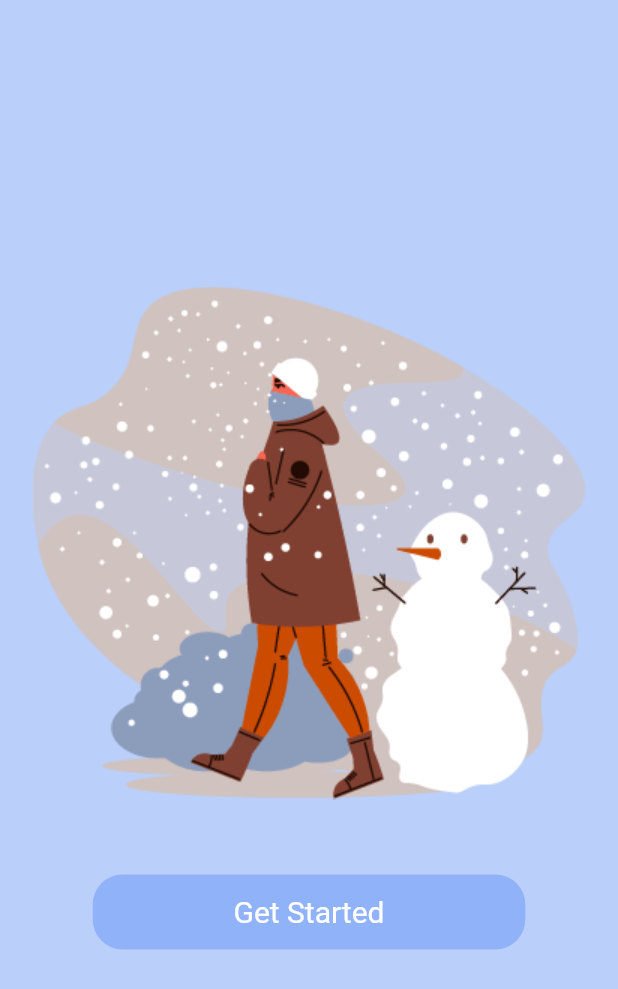
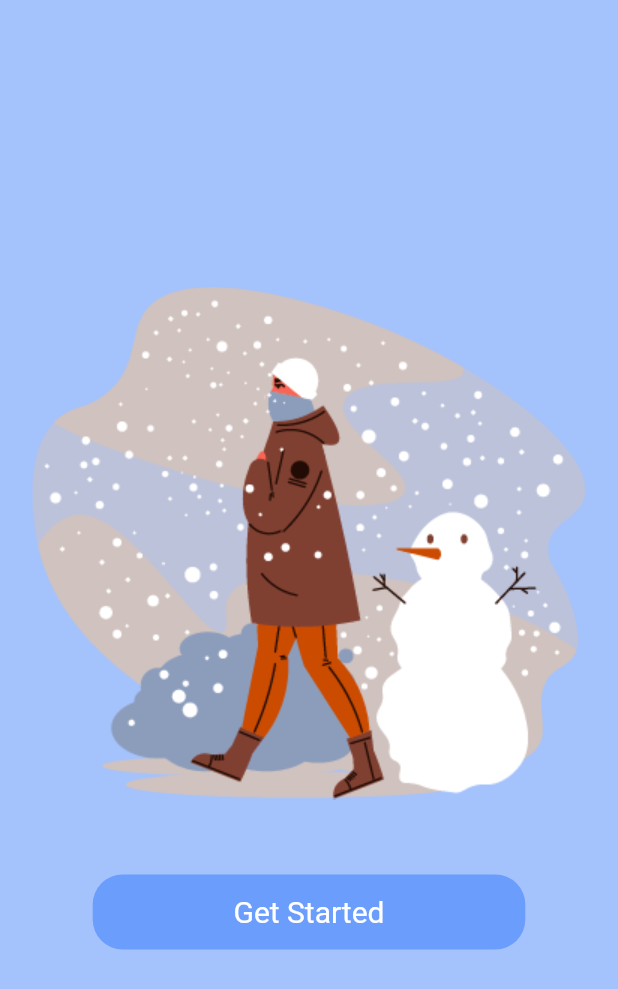
Before and after one commit to muzamil4546/weather, a Flutter app: the screen it shows after launch, on a phone screen of 412 x 824 dp. Shown: the top 989 px of the screen. Run offline on Flutter 3.47's test engine with Material 2 defaults, Android fonts, the phone set to English and light mode, and no system bars.

```diff
--- a/lib/models/constants.dart
+++ b/lib/models/constants.dart
@@ -1,6 +1,28 @@
 import 'package:flutter/material.dart';
 
 class Constants{
-  final Color primaryColor = const Color(0xff90B2F9);
-  final Color secondaryColor = const Color(0xff90B2F8);
+  final Color primaryColor = const Color(0xff6b9dfc);
+  final Color secondaryColor = const Color(0xffa1c6fd);
+  final tertiaryColor = const Color(0xff205cf1);
+  final blackColor = const Color(0xff1a1d26);
+
+  final greyColor = const Color(0xffd9dadb);
+
+  final Shader shader = const LinearGradient(
+    colors: <Color>[Color(0xffABCFF2), Color(0xff9AC6F3)],
+  ).createShader(const Rect.fromLTWH(0.0, 0.0, 200.0, 70.0));
+
+  final linearGradientBlue =  const LinearGradient(
+  begin: Alignment.bottomRight,
+  end: Alignment.topLeft,
+  colors: [Color(0xff6b9dfc), Color(0xff205cf1)],
+  stops: [0.0,1.0]
+  );
+
+  final linearGradientPurple =  const LinearGradient(
+      begin: Alignment.bottomRight,
+      end: Alignment.topLeft,
+      colors: [Color(0xff51087E), Color(0xff6C0BA9)],
+      stops: [0.0,1.0]
+  );
 }
--- a/lib/ui_screens/get_started.dart
+++ b/lib/ui_screens/get_started.dart
@@ -1,5 +1,6 @@
 import 'package:flutter/material.dart';
 import 'package:weather/models/constants.dart';
+import 'package:weather/ui_screens/home.dart';
 import 'package:weather/ui_screens/welcome.dart';
 
 class GetStarted extends StatefulWidget {
@@ -32,7 +33,7 @@ class _GetStartedState extends State<GetStarted> {
                 onTap: () {
                   Navigator.pushReplacement(context,
                       MaterialPageRoute(
-                          builder: (context)=> Welcome()));
+                          builder: (context)=> Home()));
                 },
                 child: Container(
                   height: 50,
--- a/pubspec.yaml
+++ b/pubspec.yaml
@@ -38,6 +38,7 @@ dependencies:
 
   http: ^1.0.0
   intl: ^0.18.1
+  modal_bottom_sheet: ^2.1.2
 
 dev_dependencies:
   flutter_test:
```
Also changed, not shown: lib/ui_screens/home.dart (added, +131 -0 lines), lib/ui_screens/welcome.dart (+8 -2 lines), pubspec.lock.
